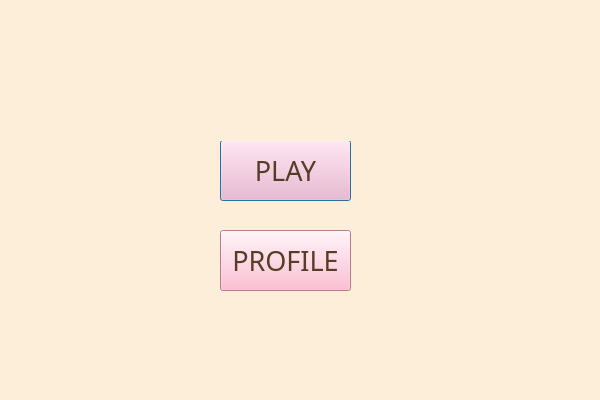
Before: the Qt Designer form Client/StartupPage.ui in andramoc04-dev/ProjectModernCpp, drawn with Qt 5.
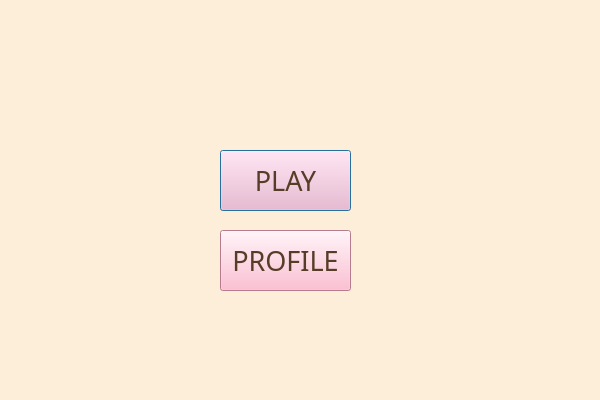
After: the same form once the commit is applied. Icons and pictures are not drawn.

Diff of the .ui file:
```diff
--- a/Client/StartupPage.ui
+++ b/Client/StartupPage.ui
@@ -20,7 +20,7 @@
    <property name="geometry">
     <rect>
      <x>220</x>
-     <y>140</y>
+     <y>150</y>
      <width>131</width>
      <height>61</height>
     </rect>
```
